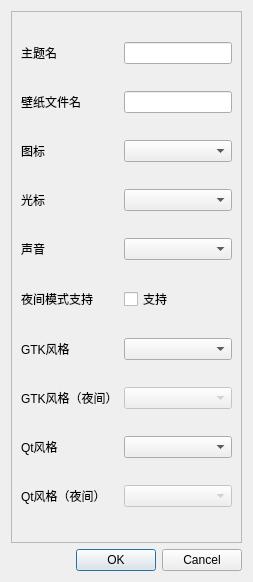
The window that src/globalthemecreator/globalthemecreator.ui (ukui/ukui-theme-customizer) describes before a commit, drawn with Qt 5.
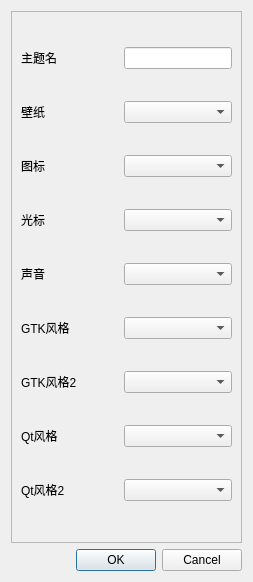
The same window after the commit.

Commit message: modify ui: add existing files and global theme creator

The edit to the form file:
```diff
--- a/src/globalthemecreator/globalthemecreator.ui
+++ b/src/globalthemecreator/globalthemecreator.ui
@@ -29,28 +29,43 @@
        </rect>
       </property>
       <layout class="QGridLayout" name="gridLayout">
-       <item row="5" column="1">
-        <widget class="QCheckBox" name="darkModeSupport">
-         <property name="text">
-          <string>支持</string>
-         </property>
-        </widget>
-       </item>
-       <item row="1" column="1">
-        <widget class="QLineEdit" name="wallpaperName"/>
-       </item>
-       <item row="2" column="1">
-        <widget class="QComboBox" name="iconName"/>
-       </item>
        <item row="8" column="0">
-        <widget class="QLabel" name="label_9">
+        <widget class="QLabel" name="label_10">
          <property name="text">
-          <string>Qt风格</string>
+          <string>Qt风格2</string>
          </property>
         </widget>
        </item>
-       <item row="4" column="1">
-        <widget class="QComboBox" name="soundName"/>
+       <item row="1" column="0">
+        <widget class="QLabel" name="label_2">
+         <property name="text">
+          <string>壁纸</string>
+         </property>
+        </widget>
+       </item>
+       <item row="1" column="1">
+        <widget class="QComboBox" name="comboBox"/>
+       </item>
+       <item row="5" column="0">
+        <widget class="QLabel" name="label_7">
+         <property name="text">
+          <string>GTK风格</string>
+         </property>
+        </widget>
+       </item>
+       <item row="8" column="1">
+        <widget class="QComboBox" name="qtNightStyle">
+         <property name="enabled">
+          <bool>true</bool>
+         </property>
+        </widget>
+       </item>
+       <item row="5" column="1">
+        <widget class="QComboBox" name="gtkStyle">
+         <property name="frame">
+          <bool>true</bool>
+         </property>
+        </widget>
        </item>
        <item row="0" column="1">
         <widget class="QLineEdit" name="themeName">
@@ -62,44 +77,16 @@
          </property>
         </widget>
        </item>
-       <item row="5" column="0">
-        <widget class="QLabel" name="label_6">
-         <property name="text">
-          <string>夜间模式支持</string>
-         </property>
-        </widget>
-       </item>
-       <item row="1" column="0">
-        <widget class="QLabel" name="label_2">
-         <property name="text">
-          <string>壁纸文件名</string>
-         </property>
-        </widget>
-       </item>
-       <item row="3" column="1">
-        <widget class="QComboBox" name="cursorName"/>
-       </item>
-       <item row="3" column="0">
-        <widget class="QLabel" name="label_4">
-         <property name="text">
-          <string>光标</string>
-         </property>
-        </widget>
-       </item>
-       <item row="2" column="0">
-        <widget class="QLabel" name="label_3">
-         <property name="text">
-          <string>图标</string>
-         </property>
-        </widget>
-       </item>
        <item row="6" column="0">
-        <widget class="QLabel" name="label_7">
+        <widget class="QLabel" name="label_8">
          <property name="text">
-          <string>GTK风格</string>
+          <string>GTK风格2</string>
          </property>
         </widget>
        </item>
+       <item row="7" column="1">
+        <widget class="QComboBox" name="qtStyle"/>
+       </item>
        <item row="4" column="0">
         <widget class="QLabel" name="label_5">
          <property name="text">
@@ -107,26 +94,29 @@
          </property>
         </widget>
        </item>
-       <item row="8" column="1">
-        <widget class="QComboBox" name="qtStyle"/>
+       <item row="2" column="1">
+        <widget class="QComboBox" name="iconName"/>
        </item>
-       <item row="7" column="1">
+       <item row="4" column="1">
+        <widget class="QComboBox" name="soundName"/>
+       </item>
+       <item row="6" column="1">
         <widget class="QComboBox" name="gtkNightStyle">
          <property name="enabled">
+          <bool>true</bool>
+         </property>
+         <property name="editable">
           <bool>false</bool>
          </property>
         </widget>
        </item>
        <item row="7" column="0">
-        <widget class="QLabel" name="label_8">
+        <widget class="QLabel" name="label_9">
          <property name="text">
-          <string>GTK风格（夜间）</string>
+          <string>Qt风格</string>
          </property>
         </widget>
        </item>
-       <item row="6" column="1">
-        <widget class="QComboBox" name="gtkStyle"/>
-       </item>
        <item row="0" column="0">
         <widget class="QLabel" name="label">
          <property name="sizePolicy">
@@ -140,20 +130,23 @@
          </property>
         </widget>
        </item>
-       <item row="9" column="0">
-        <widget class="QLabel" name="label_10">
+       <item row="3" column="0">
+        <widget class="QLabel" name="label_4">
          <property name="text">
-          <string>Qt风格（夜间）</string>
+          <string>光标</string>
          </property>
         </widget>
        </item>
-       <item row="9" column="1">
-        <widget class="QComboBox" name="qtNightStyle">
-         <property name="enabled">
-          <bool>false</bool>
+       <item row="2" column="0">
+        <widget class="QLabel" name="label_3">
+         <property name="text">
+          <string>图标</string>
          </property>
         </widget>
        </item>
+       <item row="3" column="1">
+        <widget class="QComboBox" name="cursorName"/>
+       </item>
       </layout>
      </widget>
     </widget>
```
The commit also changes 1 other file.
